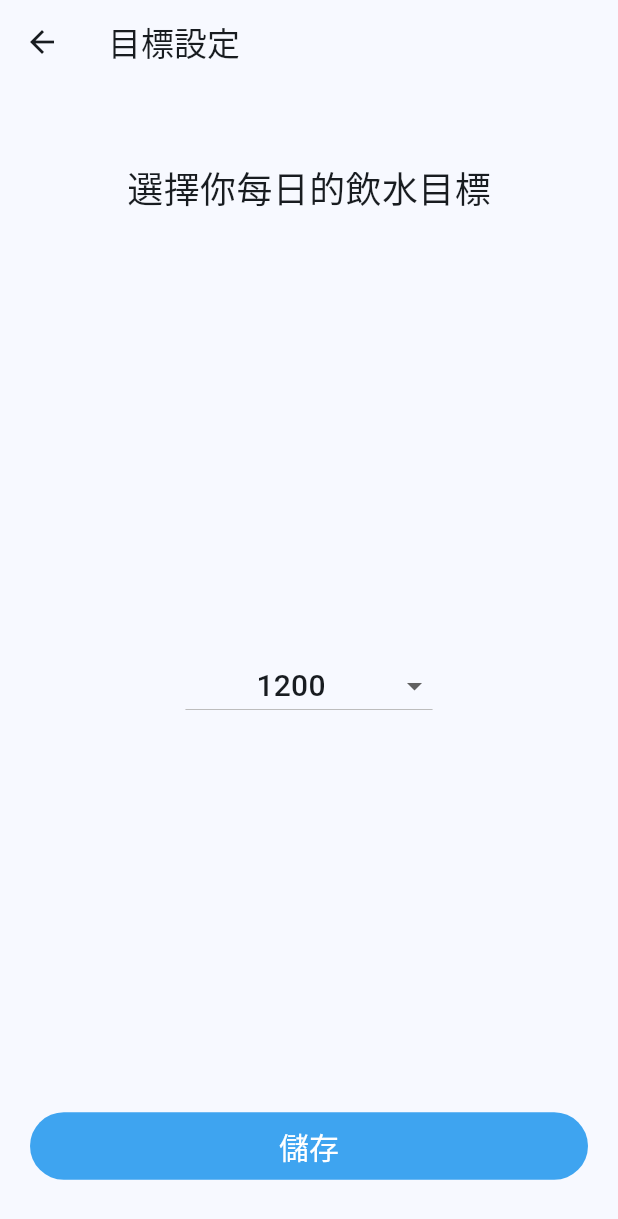
After one commit to b15982003/GuluWater, a Flutter app: the TargetSettingPage screen opened by its route, on a phone screen of 412 x 824 dp. The commit adds this screen. Shown: the top 1219 px of the screen. Run offline on Flutter 3.47's test engine with Material 3 defaults, Android fonts, the phone set to English and light mode, and no system bars; our stand-ins replace fl_chart, flutter_riverpod, get_it, percent_indicator, shared_preferences, sqflite; accounts and stored records are empty.

Commit message:
[feat] 完成目標設定頁面

```diff
--- a/lib/core/routes/routes.dart
+++ b/lib/core/routes/routes.dart
@@ -2,4 +2,5 @@ class GuRoutes{
   GuRoutes._();
   static const String ADD_RECORD_PAGE = 'add_record_page';
   static const String PRIVACY_PAGE = 'privacy_page';
+  static const String TARGET_SETTING_PAGE = 'target_setting_page';
 }
--- a/lib/core/theme/gu_direct.dart
+++ b/lib/core/theme/gu_direct.dart
@@ -8,6 +8,8 @@ class GuDirect {
 
   static const Color textGray = Color(0XFFA7A8AA);
   static const Color textWhite = Color(0XFFFFFFFF);
+  static const Color textBlack = Color(0XFF2C2C2E);
+  static const Color textWaterBlue = Color(0XFF3EA4F0);
 
   static const Color backgroundWhite = Color(0XFFFFFFFF);
   static const Color backgroundWaterBlue = Color(0XFF3EA4F0);
@@ -36,6 +38,9 @@ class GuDirect {
   static const double space16 = 16;
   static const double space20 = 20;
   static const double space24 = 24;
+  static const double space28 = 28;
+  static const double space32 = 32;
+  static const double space36 = 36;
 
   // icon size
   static const double iconSize16 = 16;
--- a/lib/core/widget/gu_dialog.dart
+++ b/lib/core/widget/gu_dialog.dart
@@ -49,13 +49,21 @@ Widget _btnCancel(BuildContext context) {
   return OutlinedButton(
     onPressed: () => Navigator.pop(context, -1),
     style: ButtonStyle(
+      side: WidgetStateProperty.all(BorderSide(color: GuDirect.borderWaterBlue)),
       shape: WidgetStateProperty.all(
         RoundedRectangleBorder(
           borderRadius: BorderRadius.circular(GuDirect.radius28),
         ),
       ),
     ),
-    child: const Text("取消"),
+    child: Padding(
+      padding: EdgeInsets.symmetric(vertical: GuDirect.space8),
+      child: const Text(
+        "取消",
+        style: TextStyle(fontSize: GuDirect.fontSize20,
+        color: GuDirect.textWaterBlue),
+      ),
+    ),
   );
 }
 
@@ -63,12 +71,21 @@ Widget _btnConfirm(BuildContext context) {
   return FilledButton(
     onPressed: () => Navigator.pop(context, 1),
     style: ButtonStyle(
+      backgroundColor: WidgetStateProperty.all(
+        GuDirect.backgroundWaterBlue,
+      ),
       shape: WidgetStateProperty.all(
         RoundedRectangleBorder(
           borderRadius: BorderRadius.circular(GuDirect.radius28),
         ),
       ),
     ),
-    child: const Text("確認"),
+    child: Padding(
+      padding: EdgeInsets.symmetric(vertical: GuDirect.space8),
+      child: const Text(
+        "儲存",
+        style: TextStyle(fontSize: GuDirect.fontSize20),
+      ),
+    ),
   );
 }
--- /dev/null
+++ b/lib/core/widget/gu_progress.dart
@@ -0,0 +1,23 @@
+import 'package:flutter/material.dart';
+
+import '../theme/gu_direct.dart';
+
+Future<bool> showLoading(BuildContext context) async {
+  showDialog(
+    context: context,
+    barrierDismissible: false,
+    builder: (BuildContext context) {
+      return const Center(
+        child: CircularProgressIndicator(color: GuDirect.backgroundWhite),
+      );
+    },
+  );
+
+  await Future.delayed(const Duration(seconds: 2));
+
+  if (context.mounted) {
+    Navigator.pop(context);
+  }
+
+  return true;
+}
--- a/lib/feature/setting/setting_page.dart
+++ b/lib/feature/setting/setting_page.dart
@@ -125,7 +125,7 @@ class _SettingPageState extends ConsumerState<SettingsPage> {
           settingItemContent(
             context: context,
             title: '目標設定',
-            press: () {},
+            press: () => _navigateToTargetSettingPage(context),
             showUnderLine: false,
           ),
         ],
@@ -166,4 +166,8 @@ class _SettingPageState extends ConsumerState<SettingsPage> {
   void _navigateToPrivacyPage(BuildContext context) {
     Navigator.pushNamed(context, '/${GuRoutes.PRIVACY_PAGE}');
   }
+
+  void _navigateToTargetSettingPage(BuildContext context) {
+    Navigator.pushNamed(context, '/${GuRoutes.TARGET_SETTING_PAGE}');
+  }
 }
--- /dev/null
+++ b/lib/feature/target_setting/target_setting_page.dart
@@ -0,0 +1,156 @@
+import 'package:flutter/cupertino.dart';
+import 'package:flutter/material.dart';
+import 'package:flutter_riverpod/flutter_riverpod.dart';
+import 'package:gulu_water/core/theme/gu_direct.dart';
+
+import '../../core/provider/target_water_provider.dart';
+import '../../core/widget/gu_progress.dart';
+
+class TargetSettingPage extends ConsumerWidget {
+  final ValueNotifier<double> _itemName = ValueNotifier(0.0);
+  final ValueNotifier<int> _selectedItem = ValueNotifier(-1);
+
+  final List<double> dropDownItems = [
+    400,
+    800,
+    1200,
+    1600,
+    2000,
+    2400,
+    2800,
+    3200,
+    3600,
+    4000,
+  ];
+
+  TargetSettingPage({super.key});
+
+  @override
+  Widget build(BuildContext context, WidgetRef ref) {
+    TargetWaterProvider _targetWaterProvider = ref.read(
+      targetWaterProvider.notifier,
+    );
+
+    _itemName.value = ref.watch(targetWaterProvider);
+    _selectedItem.value = dropDownItems.indexOf(_itemName.value);
+
+    var appBar = AppBar(title: const Text('目標設定'));
+
+    return Scaffold(
+      appBar: appBar,
+      body: Container(
+        padding: const EdgeInsets.symmetric(
+          vertical: GuDirect.space20,
+          horizontal: GuDirect.space20,
+        ),
+        child: _buildUI(context, _targetWaterProvider),
+      ),
+    );
+  }
+
+  Widget _buildUI(
+    BuildContext context,
+    TargetWaterProvider targetWaterProvider,
+  ) {
+    return Column(
+      crossAxisAlignment: CrossAxisAlignment.center,
+      children: [
+        Container(
+          alignment: Alignment.center,
+          margin: const EdgeInsets.symmetric(vertical: GuDirect.space32),
+          child: const Text(
+            '選擇你每日的飲水目標',
+            style: TextStyle(fontSize: GuDirect.fontSize24),
+          ),
+        ),
+        Expanded(
+          child: Container(
+            alignment: Alignment.center,
+            child: ValueListenableBuilder<int>(
+              valueListenable: _selectedItem,
+              builder: _dropdownButtonBuilder,
+            ),
+          ),
+        ),
+        Container(
+          alignment: Alignment.center,
+          child: _btnSave(context, targetWaterProvider),
+        ),
+        SizedBox(height: GuDirect.space16),
+      ],
+    );
+  }
+
+  Widget _btnSave(
+    BuildContext context,
+    TargetWaterProvider targetWaterProvider,
+  ) {
+    return SizedBox(
+      width: double.infinity,
+      child: FilledButton(
+        onPressed: () async {
+          targetWaterProvider.setTargetWater(
+            dropDownItems[_selectedItem.value],
+          );
+          final result = await showLoading(context);
+          if (result && context.mounted) {
+            Navigator.pop(context);
+          }
+        },
+        style: ButtonStyle(
+          backgroundColor: WidgetStateProperty.all(
+            GuDirect.backgroundWaterBlue,
+          ),
+          shape: WidgetStateProperty.all(
+            RoundedRectangleBorder(
+              borderRadius: BorderRadius.circular(GuDirect.radius28),
+            ),
+          ),
+        ),
+        child: Padding(
+          padding: EdgeInsets.symmetric(vertical: GuDirect.space8),
+          child: const Text(
+            "儲存",
+            style: TextStyle(fontSize: GuDirect.fontSize20),
+          ),
+        ),
+      ),
+    );
+  }
+
+  Widget _dropdownButtonBuilder(
+    BuildContext context,
+    int selectedItem,
+    Widget? child,
+  ) {
+    final dropdownButton = DropdownButton(
+      alignment: Alignment.center,
+      items: _getDropDownItems(),
+      onChanged: (dynamic value) => {_selectedItem.value = value as int},
+      hint: const Text(
+        '請選擇目標',
+        style: TextStyle(fontSize: GuDirect.fontSize28),
+      ),
+      value: selectedItem < 0 ? null : selectedItem,
+    );
+
+    return dropdownButton;
+  }
+
+  List<DropdownMenuItem> _getDropDownItems() {
+    var items = <DropdownMenuItem>[];
+    for (var i = 0; i < dropDownItems.length; i++) {
+      items.add(
+        DropdownMenuItem(
+          alignment: Alignment.center,
+          value: i.toInt(),
+          child: Text(
+            dropDownItems[i].toInt().toString(),
+            style: const TextStyle(fontSize: GuDirect.fontSize20),
+          ),
+        ),
+      );
+    }
+    return items;
+  }
+}
--- a/lib/main.dart
+++ b/lib/main.dart
@@ -7,6 +7,7 @@ import 'di/setup_db_helper.dart';
 import 'feature/main_app.dart';
 import 'feature/add_record/add_record_page.dart';
 import 'feature/privacy/privacy_page.dart';
+import 'feature/target_setting/target_setting_page.dart';
 
 Future<void> main() async {
   await setupDbHelper();
@@ -30,6 +31,7 @@ class MyApp extends StatelessWidget {
           '/':(context) => MainApp(title: 'Gulu Water'),
           '/${GuRoutes.ADD_RECORD_PAGE}':(context) => AddRecordPage(),
           '/${GuRoutes.PRIVACY_PAGE}':(context) => PrivacyPage(),
+          '/${GuRoutes.TARGET_SETTING_PAGE}':(context) => TargetSettingPage(),
         },
       ),
     );
```
